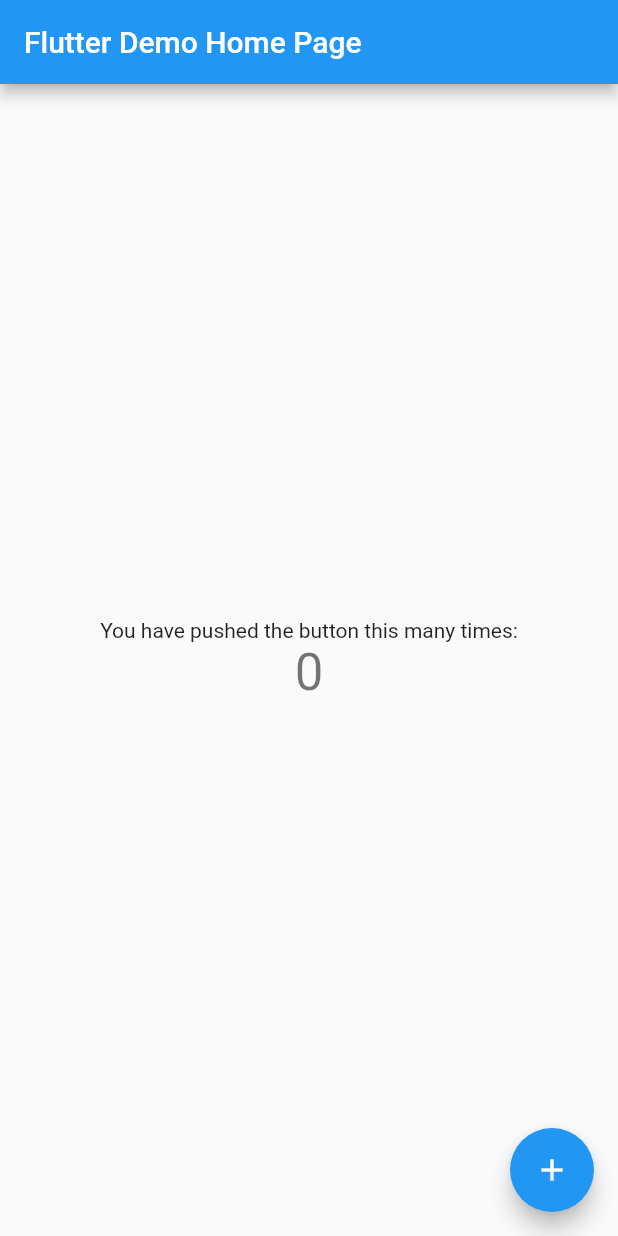
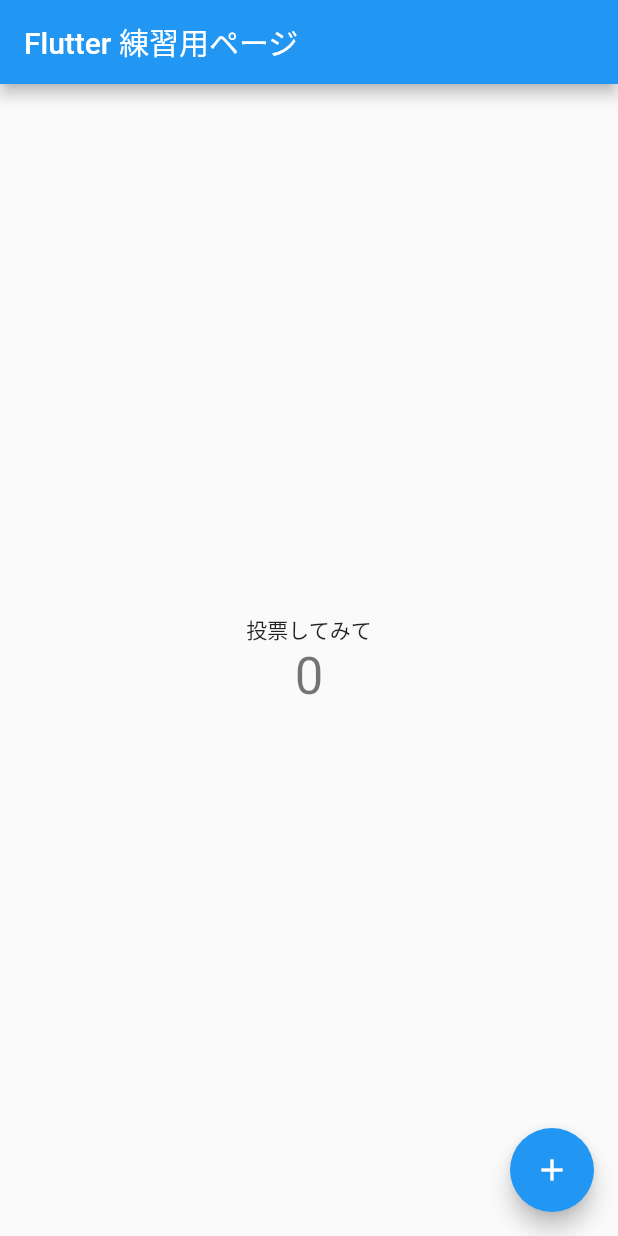
Before and after one commit to ari526msx/roadfor, a Flutter app: the screen it shows after launch, on a phone screen of 412 x 824 dp. Run offline on Flutter 3.47's test engine with Material 2 defaults, Android fonts, the phone set to English and light mode, and no system bars.

Commit message:
second commit

```diff
--- a/lib/main.dart
+++ b/lib/main.dart
@@ -13,7 +13,7 @@ class MyApp extends StatelessWidget {
         primarySwatch: Colors.blue,
         visualDensity: VisualDensity.adaptivePlatformDensity,
       ),
-      home: MyHomePage(title: 'Flutter Demo Home Page'),
+      home: MyHomePage(title: 'Flutter 練習用ページ'),
     );
   }
 }
@@ -46,7 +46,7 @@ class _MyHomePageState extends State<MyHomePage> {
           mainAxisAlignment: MainAxisAlignment.center,
           children: <Widget>[
             Text(
-              'You have pushed the button this many times:',
+              '投票してみて',
             ),
             Text(
               '$_counter',
```
